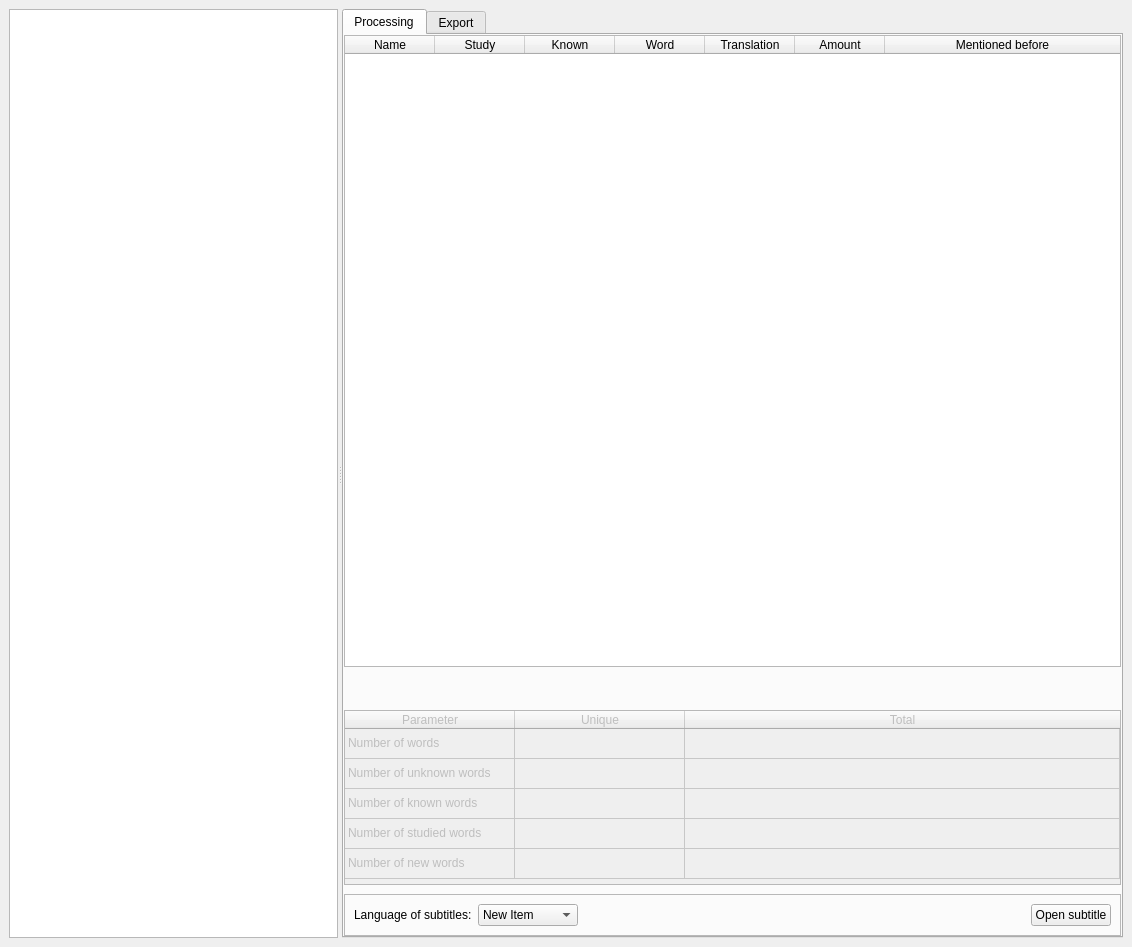
ErFaron/PyLinguaSubtitle, file GUI/fr.ui: the form before one commit.
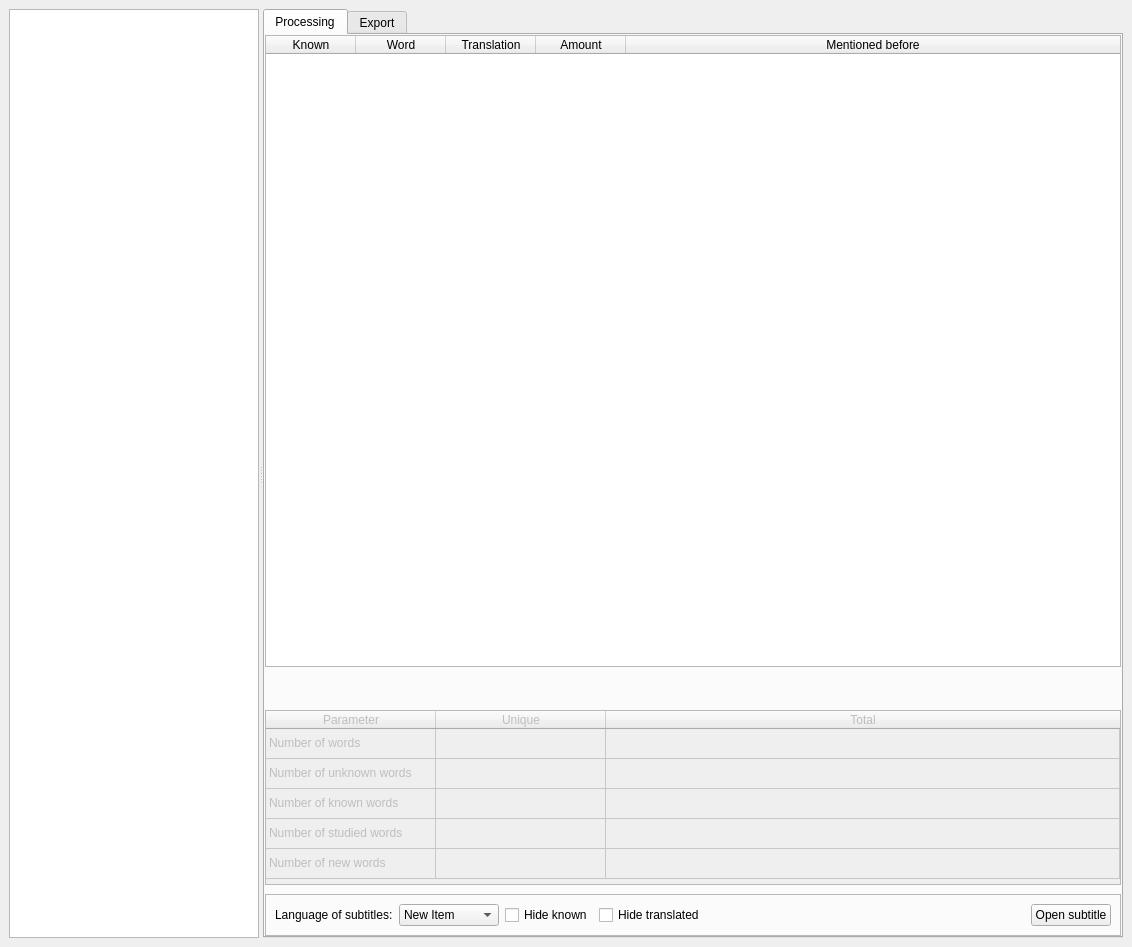
The form after the commit.

```diff
--- a/GUI/fr.ui
+++ b/GUI/fr.ui
@@ -38,16 +38,37 @@
    <layout class="QHBoxLayout" name="horizontalLayout">
     <item>
      <widget class="QSplitter" name="splitter">
+      <property name="enabled">
+       <bool>true</bool>
+      </property>
       <property name="orientation">
        <enum>Qt::Horizontal</enum>
       </property>
       <widget class="QTextBrowser" name="textBrowser">
        <property name="sizePolicy">
-        <sizepolicy hsizetype="Expanding" vsizetype="Expanding">
+        <sizepolicy hsizetype="Fixed" vsizetype="Expanding">
          <horstretch>0</horstretch>
          <verstretch>0</verstretch>
         </sizepolicy>
        </property>
+       <property name="minimumSize">
+        <size>
+         <width>250</width>
+         <height>0</height>
+        </size>
+       </property>
+       <property name="maximumSize">
+        <size>
+         <width>250</width>
+         <height>16777215</height>
+        </size>
+       </property>
+       <property name="baseSize">
+        <size>
+         <width>250</width>
+         <height>0</height>
+        </size>
+       </property>
       </widget>
       <widget class="QTabWidget" name="tabWidget">
        <property name="sizePolicy">
@@ -106,7 +127,7 @@
             <bool>true</bool>
            </property>
            <property name="columnCount">
-            <number>7</number>
+            <number>5</number>
            </property>
            <attribute name="horizontalHeaderVisible">
             <bool>true</bool>
@@ -126,16 +147,6 @@
            <attribute name="verticalHeaderVisible">
             <bool>false</bool>
            </attribute>
-           <column>
-            <property name="text">
-             <string>Name</string>
-            </property>
-           </column>
-           <column>
-            <property name="text">
-             <string>Study</string>
-            </property>
-           </column>
            <column>
             <property name="text">
              <string>Known</string>
@@ -351,6 +362,20 @@
               </item>
              </widget>
             </item>
+            <item>
+             <widget class="QCheckBox" name="checkBox">
+              <property name="text">
+               <string>Hide known</string>
+              </property>
+             </widget>
+            </item>
+            <item>
+             <widget class="QCheckBox" name="checkBox_2">
+              <property name="text">
+               <string>Hide translated</string>
+              </property>
+             </widget>
+            </item>
             <item>
              <spacer name="horizontalSpacer">
               <property name="orientation">
```
Left out of the diff: 4 changed lines with no effect on the pictures.
